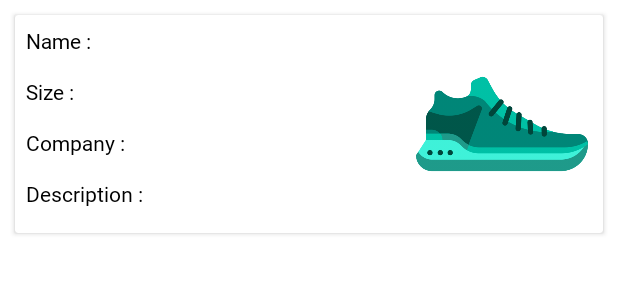
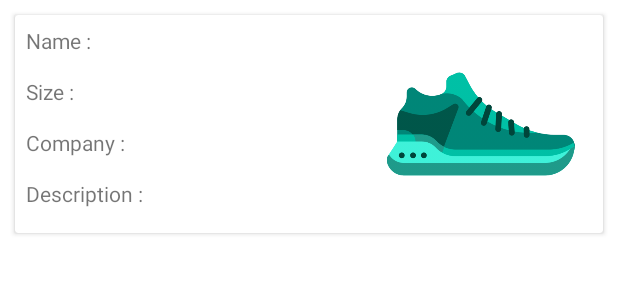
Before and after one commit to YousefMohammed0060/ShoeStore, an Android app: the layout add_shoe_row.xml on its own in the app's theme, with its tools: preview values and no code run, on a phone screen of 412 x 824 dp. Shown: the top 300 px of the screen. Run offline under Robolectric (Android 15) with nearby library versions, the phone set to English and light mode, and no system bars.

Commit message:
Shoe Store

```diff
--- a/app/src/main/java/com/example/shoestore/ShoeListFragment.kt
+++ b/app/src/main/java/com/example/shoestore/ShoeListFragment.kt
@@ -44,11 +44,10 @@ class ShoeListFragment : Fragment() {
         for (shoeItem in viewModel.list) {
             val itemsBinding: AddShoeRowBinding =
                 DataBindingUtil.inflate(inflater, R.layout.add_shoe_row, container, false)
-            itemsBinding.nameTv.append(shoeItem.name)
-            itemsBinding.companyTv.append(shoeItem.company)
-            itemsBinding.descriptionTv.append(shoeItem.description)
-            itemsBinding.sizeTv.append(shoeItem.size.toString())
+
+            itemsBinding.sizeTv.setText(shoeItem.size.toString())
             itemsBinding.shoeIv.setImageURI(Uri.parse(shoeItem.image))
+            itemsBinding.shoe = shoeItem
             itemsBinding.constraintView.setOnClickListener {
 
             }
--- a/app/src/main/res/layout/activity_main.xml
+++ b/app/src/main/res/layout/activity_main.xml
@@ -14,6 +14,8 @@
             android:layout_width="match_parent"
             android:layout_height="match_parent"
             android:orientation="vertical">
+
+            <!--    Navigation host-->
             <fragment
                 android:id="@+id/myNavHostFragment"
                 android:name="androidx.navigation.fragment.NavHostFragment"
--- a/app/src/main/res/layout/add_shoe_row.xml
+++ b/app/src/main/res/layout/add_shoe_row.xml
@@ -3,7 +3,14 @@
     xmlns:android="http://schemas.android.com/apk/res/android"
     xmlns:app="http://schemas.android.com/apk/res-auto">
 
+<!--    data loading-->
+    <data>
+        <variable
+            name="Shoe"
+            type="com.example.shoestore.models.Shoe" />
 
+    </data>
+    <!--    main layout-->
     <androidx.constraintlayout.widget.ConstraintLayout
 
         android:id="@+id/constraint_view"
@@ -18,17 +25,54 @@
             app:layout_constraintEnd_toEndOf="parent"
             app:layout_constraintStart_toStartOf="parent"
             app:layout_constraintTop_toTopOf="parent">
-
+            <!--    main LinearLayout-->
             <LinearLayout
                 android:layout_width="match_parent"
                 android:layout_height="match_parent"
                 android:orientation="horizontal"
-                android:weightSum="2">
-
+                android:weightSum="5">
+                <!--    sub LinearLayout-->
                 <LinearLayout
                     android:layout_width="match_parent"
                     android:layout_height="match_parent"
-                    android:layout_weight="1"
+                    android:layout_weight="2.2"
+                    android:orientation="vertical">
+
+                    <TextView
+                        android:id="@+id/textView5"
+                        android:layout_width="wrap_content"
+                        android:layout_height="wrap_content"
+                        android:layout_margin="7dp"
+                        android:text="Name :" />
+
+                    <TextView
+                        android:id="@+id/textView6"
+                        android:layout_width="wrap_content"
+                        android:layout_height="wrap_content"
+                        android:layout_margin="7dp"
+                        android:text="Size :" />
+
+                    <TextView
+                        android:id="@+id/textView7"
+                        android:layout_width="wrap_content"
+                        android:layout_height="wrap_content"
+                        android:layout_margin="7dp"
+                        android:text="Company :" />
+
+                    <TextView
+                        android:id="@+id/textView8"
+                        android:layout_width="wrap_content"
+                        android:layout_height="wrap_content"
+                        android:layout_margin="7dp"
+                        android:text="Description :" />
+                </LinearLayout>
+                <!--    end of sub LinearLayout-->
+
+                <!--    sub LinearLayout-->
+                <LinearLayout
+                    android:layout_width="match_parent"
+                    android:layout_height="match_parent"
+                    android:layout_weight="2"
                     android:orientation="vertical">
 
                     <TextView
@@ -37,7 +81,7 @@
                         android:layout_width="match_parent"
                         android:layout_height="wrap_content"
                         android:layout_margin="7dp"
-                        android:text="Name : " />
+                        android:text="@={Shoe.name}" />
 
                     <TextView
                         android:id="@+id/size_Tv"
@@ -45,7 +89,7 @@
                         android:layout_width="match_parent"
                         android:layout_height="wrap_content"
                         android:layout_margin="7dp"
-                        android:text="Size : " />
+                        android:text="" />
 
                     <TextView
                         android:id="@+id/company_Tv"
@@ -53,7 +97,7 @@
                         android:layout_width="match_parent"
                         android:layout_height="wrap_content"
                         android:layout_margin="7dp"
-                        android:text="Company : " />
+                        android:text="@={Shoe.company}" />
 
                     <TextView
                         android:id="@+id/description_Tv"
@@ -61,19 +105,19 @@
                         android:layout_width="match_parent"
                         android:layout_height="wrap_content"
                         android:layout_margin="7dp"
-                        android:text="Description : " />
+                        android:text="@={Shoe.description}" />
                 </LinearLayout>
-
+                <!--    end of sub LinearLayout-->
                 <ImageView
                     android:id="@+id/shoe_Iv"
                     android:layout_width="250dp"
                     android:layout_height="125dp"
                     android:layout_margin="10dp"
-                    android:layout_weight="1"
+                    android:layout_weight="0.8"
                     app:srcCompat="@drawable/shoe" />
             </LinearLayout>
 
         </androidx.cardview.widget.CardView>
-
+        <!--    end of main Layout-->
     </androidx.constraintlayout.widget.ConstraintLayout>
 </layout>
--- a/app/src/main/res/layout/fragment_add_shoe.xml
+++ b/app/src/main/res/layout/fragment_add_shoe.xml
@@ -5,7 +5,7 @@
     <androidx.constraintlayout.widget.ConstraintLayout
         android:layout_width="match_parent"
         android:layout_height="match_parent">
-
+        <!--   LinearLayout to manage views-->
         <LinearLayout
             android:id="@+id/linearLayout"
             android:layout_width="0dp"
--- a/app/src/main/res/layout/fragment_instractions.xml
+++ b/app/src/main/res/layout/fragment_instractions.xml
@@ -8,7 +8,7 @@
         android:layout_width="match_parent"
         android:layout_height="match_parent"
         tools:context=".InstructionsFragment">
-        =
+
 
         <TextView
             android:id="@+id/textView4"
```
Also changed, not shown: app/src/main/res/layout/fragment_shoe_list.xml (+6 -2 lines).
